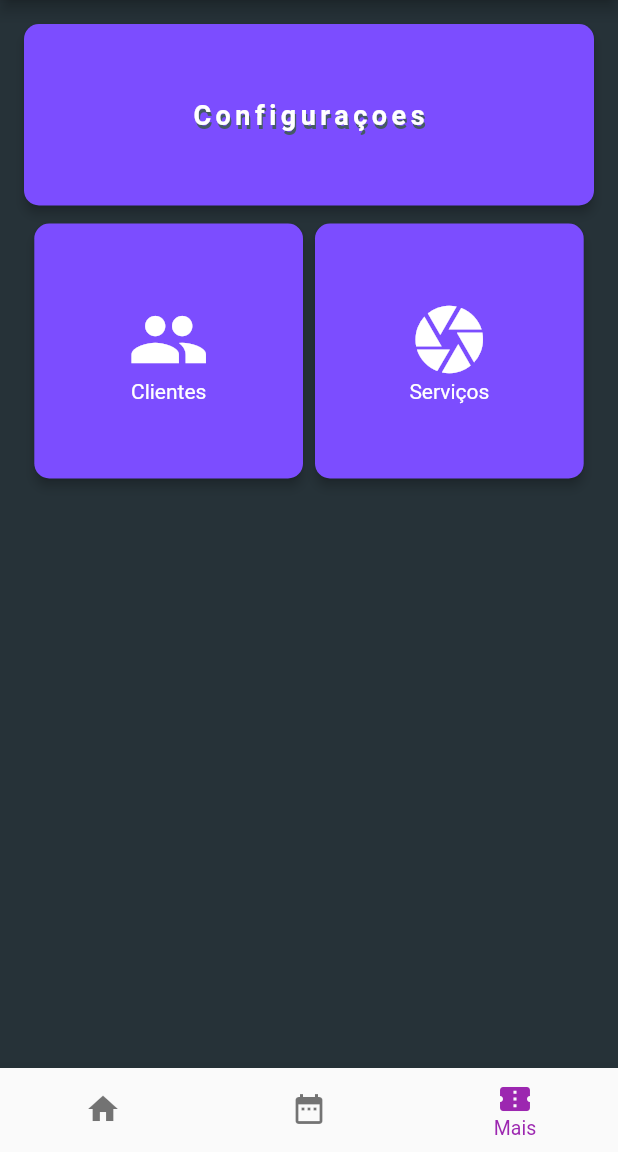
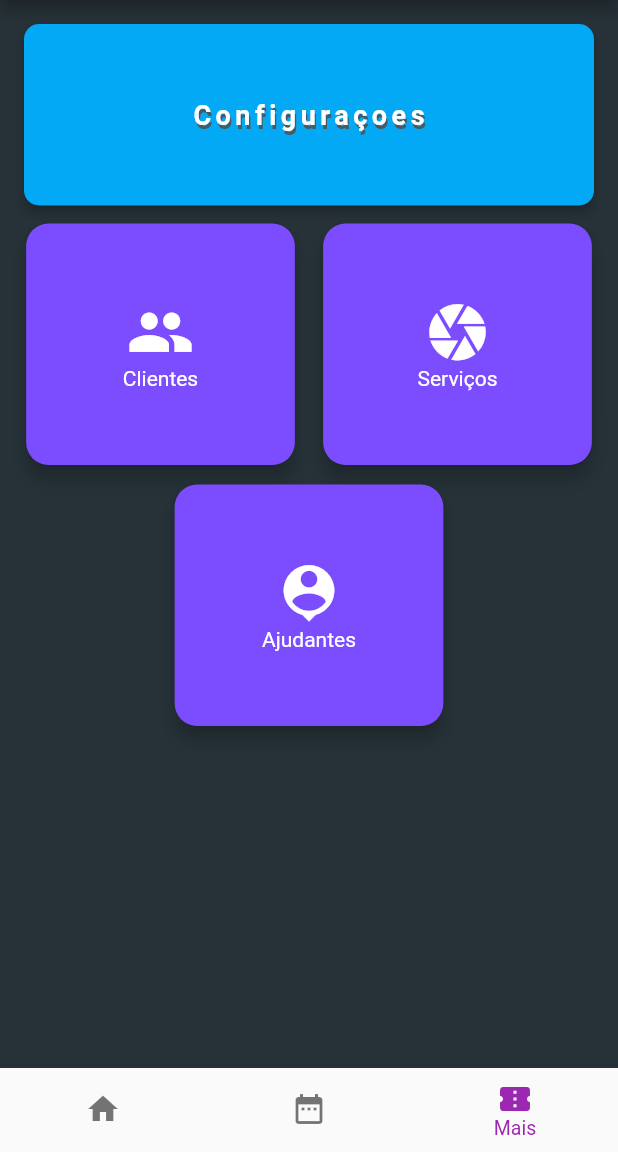
Before and after one commit to PedroHenriqueDevBR/Good-Looking, a Flutter app: the screen it shows after launch, item 3 of the bottom bar chosen, on a phone screen of 412 x 824 dp, the part 84-1236 px from its top. Run offline on Flutter 3.47's test engine with Material 2 defaults, Android fonts, the phone set to English and light mode, and no system bars.

Commit message:
style: space around button card

```diff
--- a/lib/views/SettingsFragment.dart
+++ b/lib/views/SettingsFragment.dart
@@ -25,7 +25,7 @@ class _SettingsFragmentState extends State<SettingsFragment> {
                   borderRadius: BorderRadius.circular(10)
                 ),
                 margin: EdgeInsets.all(8),
-                color: _button_color,
+                color: Colors.lightBlue,
                 child: Container(
                   padding: _button_padding,
                   width: MediaQuery.of(context).size.width,
@@ -36,11 +36,19 @@ class _SettingsFragmentState extends State<SettingsFragment> {
                 ),
               ),
               Row(
-                mainAxisAlignment: MainAxisAlignment.center,
+                mainAxisAlignment: MainAxisAlignment.spaceAround,
                 crossAxisAlignment: CrossAxisAlignment.center,
                 children: <Widget>[
                   _card_config_default('Clientes', Icons.people),
                   _card_config_default('Serviços', Icons.camera),
+                ],
+              ),
+              SizedBox(height: 5,),
+              Row(
+                mainAxisAlignment: MainAxisAlignment.spaceAround,
+                crossAxisAlignment: CrossAxisAlignment.center,
+                children: <Widget>[
+                  _card_config_default('Ajudantes', Icons.person_pin),
                 ],
               ),
             ],
@@ -51,9 +59,9 @@ class _SettingsFragmentState extends State<SettingsFragment> {
 
   Card _card_config_default(String text, IconData icon) {
     return Card(
-      elevation: 3,
+      elevation: 5,
       shape: RoundedRectangleBorder(
-          borderRadius: BorderRadius.circular(10)
+          borderRadius: BorderRadius.circular(15)
       ),
       color: _button_color,
       child: Container(
@@ -63,7 +71,7 @@ class _SettingsFragmentState extends State<SettingsFragment> {
           children: <Widget>[
             Icon(
               icon,
-              size: 54,
+              size: 45,
               color: Colors.white,
             ),
             Text(
```
